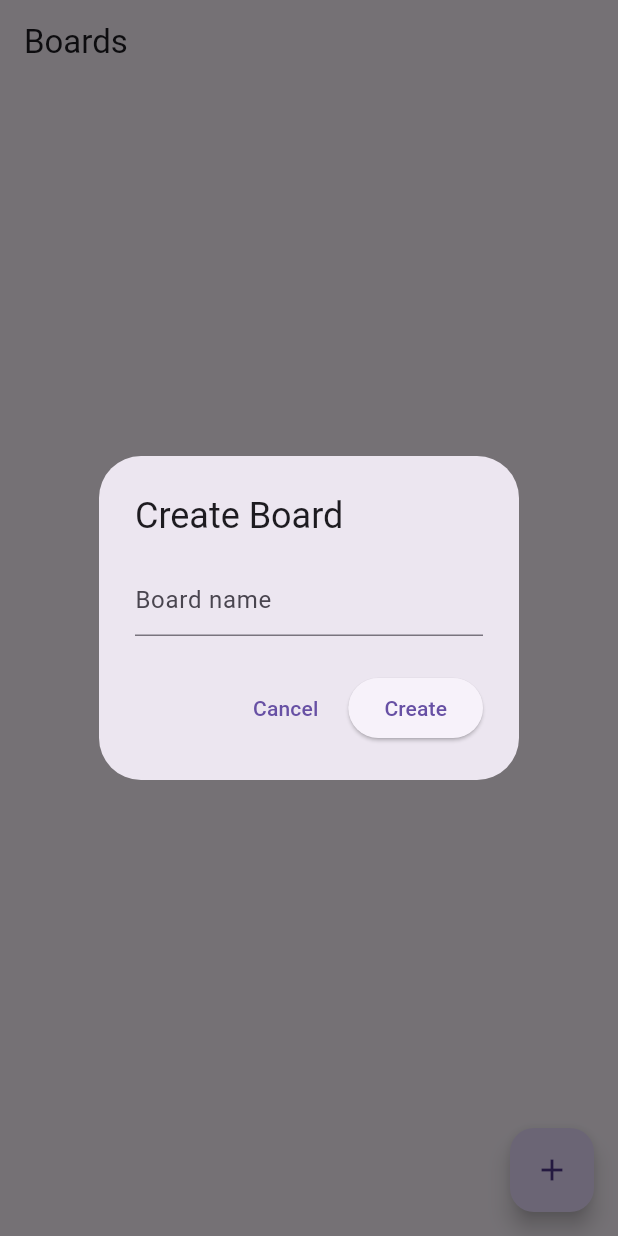
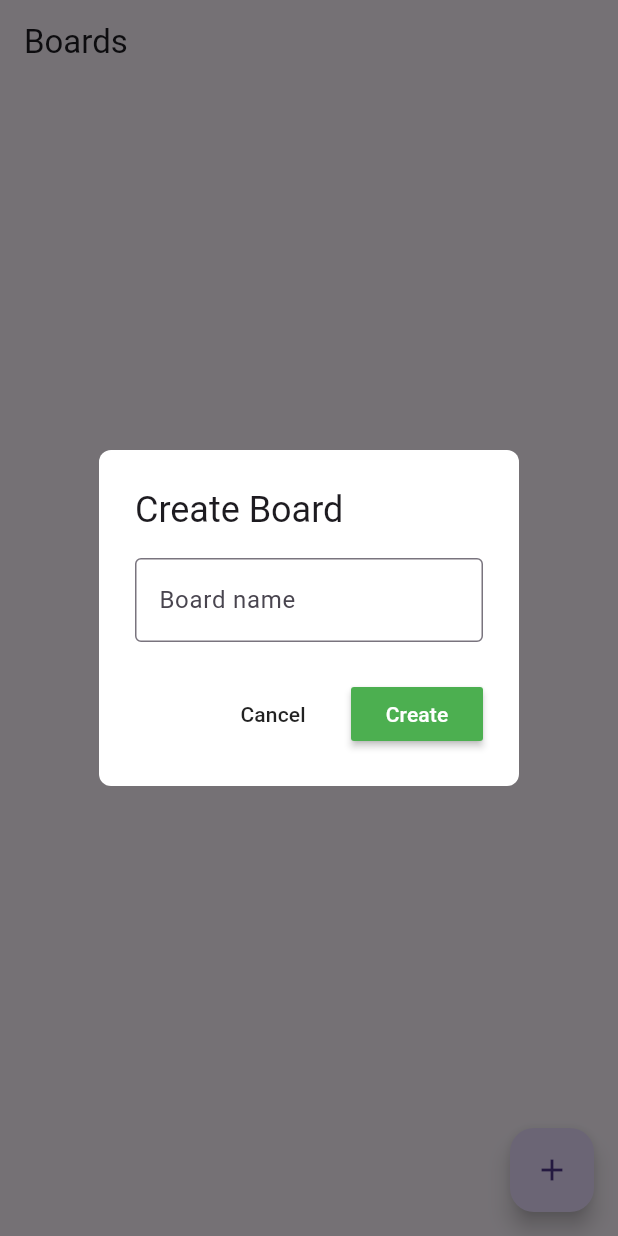
Before and after one commit to cyclone-pk/challenge_1_group3, a Flutter app: the screen it shows after launch, after a tap on the "add" icon, on a phone screen of 412 x 824 dp. Run offline on Flutter 3.47's test engine with Material 3 defaults, Android fonts, the phone set to English and light mode, and no system bars.

Commit message:
ui ux imoproved by the zakria khan 1276584

```diff
--- a/lib/models/board_model.dart
+++ b/lib/models/board_model.dart
@@ -3,16 +3,19 @@ import 'package:challenge1_group3/models/board_column_model.dart';
 class BoardModel {
   String id;
   String name;
+  DateTime createdAt;
 
-  BoardModel({required this.id, required this.name});
+  BoardModel({required this.id, required this.createdAt, required this.name});
 
   factory BoardModel.fromJson(Map<String, dynamic> json) => BoardModel(
         id: json['id'],
         name: json['name'],
+        createdAt: json['created_at'],
       );
 
   Map<String, dynamic> toJson() => {
         'id': id,
         'name': name,
+        'created_at': createdAt,
       };
 }
--- a/lib/models/task_card_model.dart
+++ b/lib/models/task_card_model.dart
@@ -1,35 +1,44 @@
 class TaskCardModel {
-  String id;
-  String title;
-  String description;
+  final String id;
+  final String title;
+  final String description;
   final bool isDone;
+  final DateTime createdAt;
 
-  TaskCardModel({required this.id, required this.title, this.description = '',required this.isDone});
+  TaskCardModel(
+      {required this.id,
+      required this.title,
+      this.description = '',
+      required this.isDone,
+      required this.createdAt});
 
   factory TaskCardModel.fromJson(Map<String, dynamic> json) => TaskCardModel(
         id: json['id'],
         title: json['title'],
         description: json['description'] ?? '',
         isDone: json['isDone'] ?? false,
-
+        createdAt: json['createdAt'] ?? DateTime.now(),
       );
   TaskCardModel copyWith({
     String? id,
     String? title,
     String? description,
     bool? isDone,
+    DateTime? createdAt,
   }) {
     return TaskCardModel(
       id: id ?? this.id,
       title: title ?? this.title,
       description: description ?? this.description,
       isDone: isDone ?? this.isDone,
+      createdAt: createdAt ?? this.createdAt,
     );
   }
+
   Map<String, dynamic> toJson() => {
         'id': id,
         'title': title,
         'description': description,
-        'isDone': isDone,
-  };
+        'createdAt': createdAt,
+      };
 }
--- a/lib/provider/board_provider.dart
+++ b/lib/provider/board_provider.dart
@@ -19,7 +19,7 @@ class BoardProvider with ChangeNotifier {
 
     notifyListeners();
   }
-  toggling task status
+
   void removeBoard(String boardId) {
     boards.removeWhere((b) => b.id == boardId);
     columnsMap.remove(boardId);
@@ -53,7 +53,6 @@ class BoardProvider with ChangeNotifier {
     notifyListeners();
   }
 
-
   void updateCard(String boardId, String columnId, TaskCardModel updatedCard) {
     final column = _getColumn(boardId, columnId);
     if (column != null) {
@@ -77,9 +76,6 @@ class BoardProvider with ChangeNotifier {
       }
     }
   }
-
-
-
 
   void removeCard(String boardId, String columnId, String cardId) {
     final column = _getColumn(boardId, columnId);
@@ -109,8 +105,4 @@ class BoardProvider with ChangeNotifier {
     if (columns == null) return null;
     return columns.firstWhere((c) => c.id == columnId);
   }
-
-
-
-
 }
--- a/lib/ui/pages/home_page.dart
+++ b/lib/ui/pages/home_page.dart
@@ -1,6 +1,7 @@
 import 'package:challenge1_group3/models/board_model.dart';
 import 'package:challenge1_group3/provider/board_provider.dart';
 import 'package:challenge1_group3/ui/pages/board_page.dart';
+import 'package:challenge1_group3/ui/widgets/board_tile.dart';
 import 'package:flutter/material.dart';
 import 'package:provider/provider.dart';
 
@@ -22,15 +23,13 @@ class HomePage extends StatelessWidget {
               itemCount: boards.length,
               itemBuilder: (context, index) {
                 final board = boards[index];
-                return ListTile(
-                  title: Text(board.name),
-                  onTap: () {
+                return BoardTile(
+                  board: board,
+                  onPressed: () {
                     Navigator.push(
                         context,
                         MaterialPageRoute(
-                        builder: (_) => BoardPage(boardId: board.id),
-                      ),
-                    );
+                            builder: (context) => BoardPage(board: board)));
                   },
                 );
               },
@@ -46,34 +45,55 @@ class HomePage extends StatelessWidget {
 
   void _showCreateBoardDialog(BuildContext context) {
     final nameController = TextEditingController();
+    GlobalKey<FormState> _formKey = GlobalKey<FormState>();
     showDialog(
         context: context,
         builder: (_) => AlertDialog(
+              shape: RoundedRectangleBorder(
+                  borderRadius: BorderRadius.circular(8)),
+              backgroundColor: Colors.white,
               title: const Text('Create Board'),
-        content: TextField(
+              content: Form(
+                key: _formKey,
+                child: TextFormField(
+                  validator: (v) {
+                    if (v!.isEmpty) return "Please enter board name";
+                    return null;
+                  },
                   controller: nameController,
-          decoration: const InputDecoration(hintText: 'Board name'),
+                  decoration: const InputDecoration(
+                      hintText: 'Board name', border: OutlineInputBorder()),
+                ),
               ),
               actions: [
-          TextButton(
+                MaterialButton(
                   onPressed: () => Navigator.pop(context),
                   child: const Text('Cancel'),
                 ),
-          ElevatedButton(
+                MaterialButton(
+                  color: Colors.green,
                   onPressed: () {
+                    if (!_formKey.currentState!.validate()) return;
                     final name = nameController.text.trim();
                     if (name.isNotEmpty) {
-                final id = DateTime.now().millisecondsSinceEpoch.toString();
-                final board = BoardModel(id: id, name: name);
+                      final id =
+                          DateTime.now().millisecondsSinceEpoch.toString();
+                      final board = BoardModel(
+                        id: id,
+                        name: name,
+                        createdAt: DateTime.now(),
+                      );
                       Provider.of<BoardProvider>(context, listen: false)
                           .addBoard(board);
                     }
                     Navigator.pop(context);
                   },
-            child: const Text('Create'),
+                  child: const Text(
+                    'Create',
+                    style: TextStyle(color: Colors.white),
+                  ),
                 ),
               ],
-      ),
-    );
+            ));
   }
 }
```
Also changed, not shown: lib/ui/pages/board_page.dart (+71 -59 lines), lib/ui/widgets/board_tile.dart (+38 -0 lines), lib/ui/widgets/task_card.dart (+77 -0 lines). Lines whose indentation alone changed are shown as unchanged.
